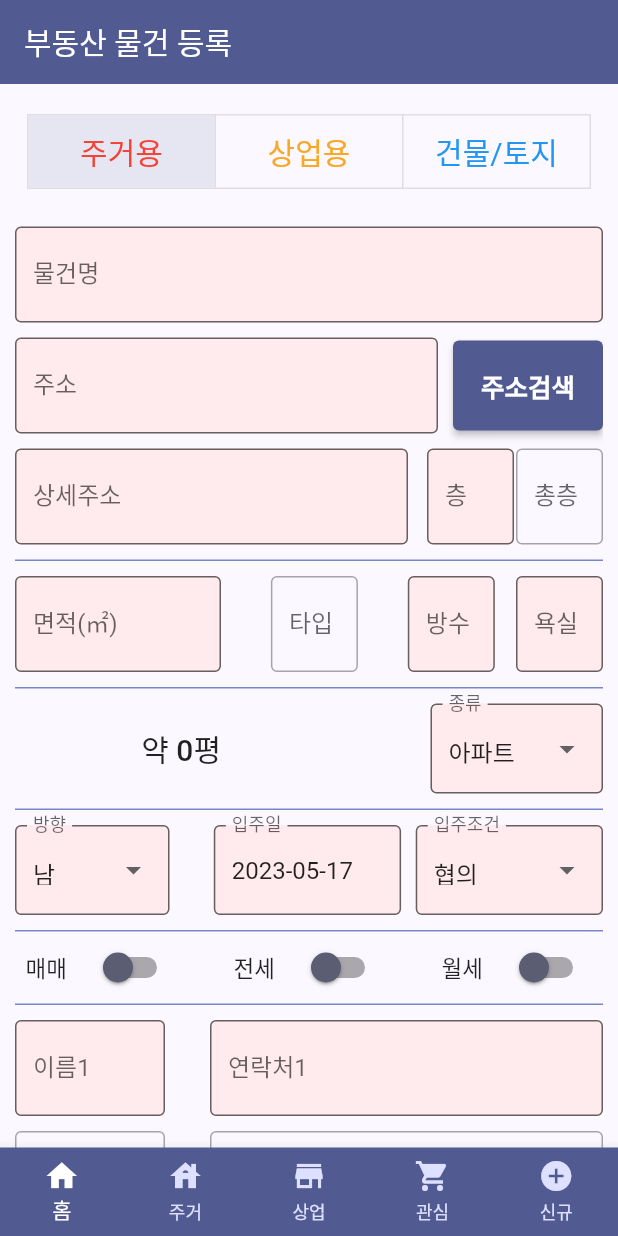
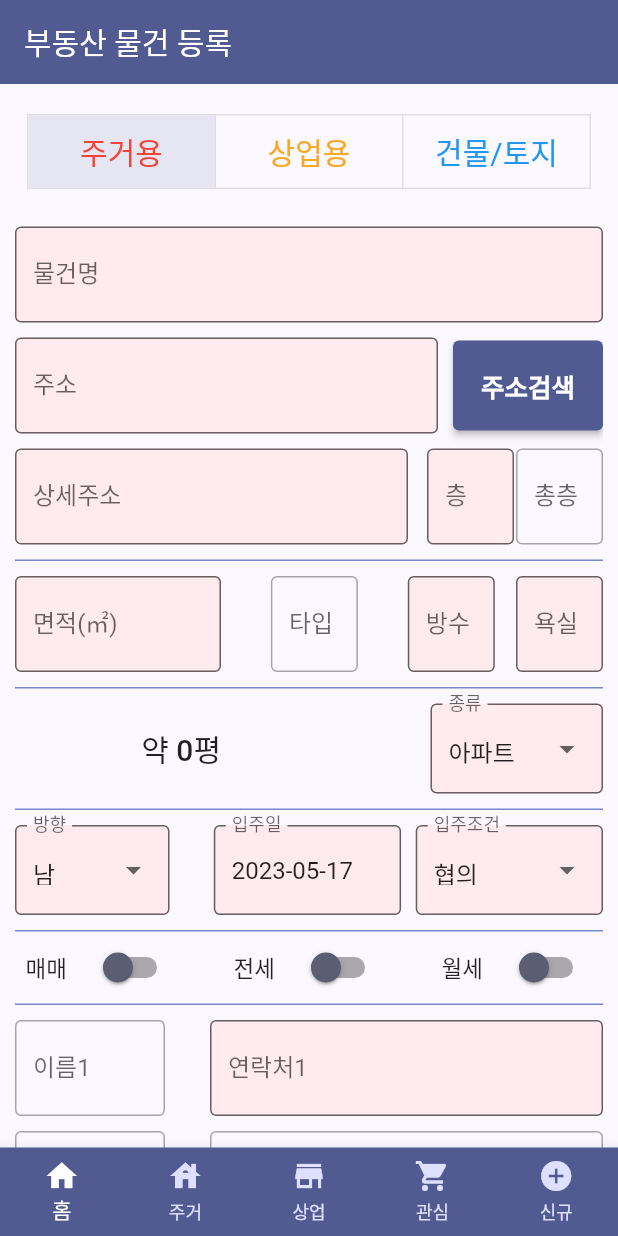
Before and after one commit to landware-inc/landware-inc.github.io, a Flutter app: the CommercialScreen screen opened directly, after a tap on "신규 물건 등록", on a phone screen of 412 x 824 dp. Run offline on Flutter 3.47's test engine with Material 2 defaults, Android fonts, the phone set to English and light mode, and no system bars; our stand-ins replace currency_text_input_formatter, dio, dotted_border, firebase_auth, firebase_core, geolocator and 5 more; missing offline and left inert: dart:ffi, kakao_flutter_sdk_user, remedi_kopo; accounts and stored records are empty; network calls fail.

Commit message:
#0517home

```diff
--- a/lib/screens/commercialscreen.dart
+++ b/lib/screens/commercialscreen.dart
@@ -664,6 +664,7 @@ class _CommercialScreenState extends State<CommercialScreen> {
               TextButton(
                 style: TextButton.styleFrom(
                   primary: Colors.white,
+                  fixedSize: Size(MediaQuery.of(context).size.width, 50),
                   backgroundColor: Theme.of(context).colorScheme.primary,
                 ),
                 onPressed: () async {
--- a/lib/screens/component/bottom_menu.dart
+++ b/lib/screens/component/bottom_menu.dart
@@ -1,10 +1,12 @@
 
 import 'package:dio/dio.dart';
+import 'package:flutter/foundation.dart';
 import 'package:flutter/material.dart';
 import 'package:get/get.dart';
 import 'package:get/get_core/src/get_main.dart';
 import 'package:kakao_login_test/screens/commercialscreen.dart';
 import 'package:kakao_login_test/screens/homebasketlist.dart';
+import 'package:kakao_login_test/screens/mapscreen.dart';
 import 'package:kakao_login_test/screens/registrationscreen.dart';
 import 'package:kakao_login_test/screens/residentialscreen.dart';
 import 'package:kakao_login_test/screens/startingscreen.dart';
@@ -93,6 +95,8 @@ class _BottomMenuBarState extends State<BottomMenuBar> {
           Get.to(() => const HomeBasketListViewScreen());
         } else if (index == 4) {
           Get.to(() => const RegistrationScreen());
+        } else if (index == 5) {
+          Get.to(() => const MapScreen());
         }
       },
       items: const [
@@ -116,6 +120,11 @@ class _BottomMenuBarState extends State<BottomMenuBar> {
           icon: Icon(Icons.add_circle),
           label: '신규',
         ),
+        if(kIsWeb)
+          BottomNavigationBarItem(
+            icon: Icon(Icons.map),
+            label: '지도',
+          ),
       ],
     );
   }
--- a/lib/screens/registrationscreen.dart
+++ b/lib/screens/registrationscreen.dart
@@ -926,12 +926,6 @@ class _RegistrationScreenState extends State<RegistrationScreen> {
                   width: 100,
                   child : TextFormField(
                     controller: _Name1Controller,
-                    validator: (value) {
-                      if(value!.isEmpty) {
-                        return '필수 입력 항목입니다.';
-                      }
-                      return null;
-                    },
                     onSaved: (value) {
                       formData['name1'] = value!;
                     },
@@ -939,8 +933,6 @@ class _RegistrationScreenState extends State<RegistrationScreen> {
                       labelText: '이름1',
                       hintText: '연락처 이름1',
                       border: OutlineInputBorder(),
-                      filled: true,
-                      fillColor: Colors.red[50],
                     ),
                   ),
                 ),
@@ -1374,6 +1366,7 @@ class _RegistrationScreenState extends State<RegistrationScreen> {
                                 'lng': lng,
                                 'desc': formData['desc'] ?? '',
                                 'date': DateTime.now().toString(),
+                                'owner': controller.userName.value,
                               }
                           );
 
@@ -1497,6 +1490,7 @@ class _RegistrationScreenState extends State<RegistrationScreen> {
                                 'lng': lng,
                                 'desc': formData['desc'] ?? '',
                                 'date': DateTime.now().toString(),
+                                'owner': controller.userName.value,
                               }
                           );
 
@@ -2045,12 +2039,6 @@ class _RegistrationScreenState extends State<RegistrationScreen> {
                   width: 100,
                   child : TextFormField(
                     controller: _Name1Controller,
-                    validator: (value) {
-                      if(value!.isEmpty) {
-                        return '필수 입력 항목입니다.';
-                      }
-                      return null;
-                    },
                     onSaved: (value) {
                       formData['name1'] = value!;
                     },
@@ -2058,8 +2046,6 @@ class _RegistrationScreenState extends State<RegistrationScreen> {
                       labelText: '이름1',
                       hintText: '연락처 이름1',
                       border: OutlineInputBorder(),
-                      filled: true,
-                      fillColor: Colors.red[50],
                     ),
                   ),
                 ),
@@ -2667,6 +2653,7 @@ class _RegistrationScreenState extends State<RegistrationScreen> {
                                 'lng': lng,
                                 'desc': formData['desc'] ?? '',
                                 'date': DateTime.now().toString(),
+                                'owner': controller.userName.value,
                               }
                           );
 
--- a/lib/screens/residentialscreen.dart
+++ b/lib/screens/residentialscreen.dart
@@ -835,6 +835,7 @@ class _ResidentialScreenState extends State<ResidentialScreen> {
               TextButton(
                 style: TextButton.styleFrom(
                   primary: Colors.white,
+                  fixedSize: Size(MediaQuery.of(context).size.width, 50),
                   backgroundColor: Theme.of(context).colorScheme.primary,
                 ),
                   onPressed: () async {
```
